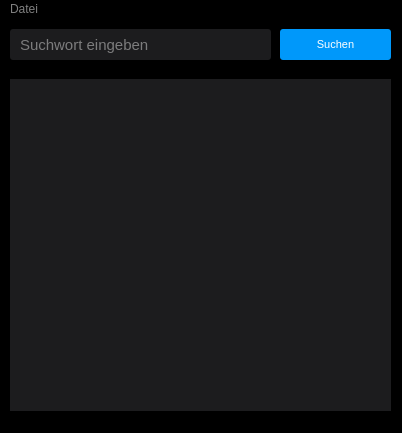
The window that ui/mainwindow.ui (notCrazy0815/infoprojekt) describes before a commit, drawn with Qt 5.
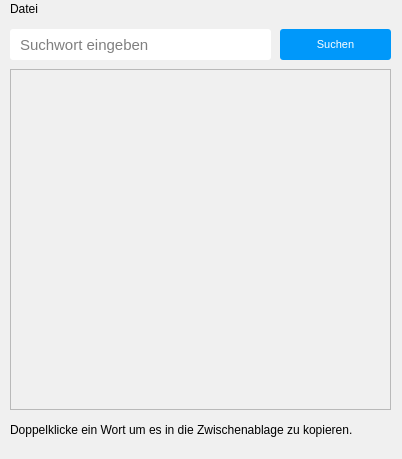
The same window after the commit.

Diff of the .ui file:
```diff
--- a/ui/mainwindow.ui
+++ b/ui/mainwindow.ui
@@ -7,7 +7,7 @@
     <x>0</x>
     <y>0</y>
     <width>402</width>
-    <height>433</height>
+    <height>459</height>
    </rect>
   </property>
   <property name="font">
@@ -19,8 +19,8 @@
    <string>Synonyms</string>
   </property>
   <property name="styleSheet">
-   <string notr="true">background-color: #000000;
-color: grey;</string>
+   <string notr="true">background-color: rgb(240,240,240);
+color: black;</string>
   </property>
   <widget class="QWidget" name="centralwidget">
    <widget class="QPushButton" name="searchButton">
@@ -67,8 +67,7 @@
      </font>
     </property>
     <property name="styleSheet">
-     <string notr="true">background-color: #1c1c1e;
-color: #dcdcdc;
+     <string notr="true">background-color: white;
 border: none;
 padding-top: 3px;
 padding-bottom: 3px;
@@ -80,32 +79,27 @@
      <string>Suchwort eingeben</string>
     </property>
    </widget>
-   <widget class="QTextEdit" name="outputTa">
+   <widget class="QListWidget" name="outputList">
     <property name="geometry">
      <rect>
       <x>10</x>
-      <y>60</y>
+      <y>50</y>
       <width>381</width>
       <height>341</height>
      </rect>
     </property>
-    <property name="font">
-     <font>
-      <family>Arial</family>
-      <pointsize>11</pointsize>
-     </font>
+   </widget>
+   <widget class="QLabel" name="consoleLbl">
+    <property name="geometry">
+     <rect>
+      <x>10</x>
+      <y>400</y>
+      <width>381</width>
+      <height>21</height>
+     </rect>
     </property>
-    <property name="styleSheet">
-     <string notr="true">border: none;
-color: #dcdcdc;
-background-color: #1c1c1e;</string>
-    </property>
-    <property name="html">
-     <string>&lt;!DOCTYPE HTML PUBLIC &quot;-//W3C//DTD HTML 4.0//EN&quot; &quot;http://www.w3.org/TR/REC-html40/strict.dtd&quot;&gt;
-&lt;html&gt;&lt;head&gt;&lt;meta name=&quot;qrichtext&quot; content=&quot;1&quot; /&gt;&lt;style type=&quot;text/css&quot;&gt;
-p, li { white-space: pre-wrap; }
-&lt;/style&gt;&lt;/head&gt;&lt;body style=&quot; font-family:'Arial'; font-size:11pt; font-weight:400; font-style:normal;&quot;&gt;
-&lt;p style=&quot;-qt-paragraph-type:empty; margin-top:0px; margin-bottom:0px; margin-left:0px; margin-right:0px; -qt-block-indent:0; text-indent:0px; font-family:'MS Shell Dlg 2'; font-size:8.25pt;&quot;&gt;&lt;br /&gt;&lt;/p&gt;&lt;/body&gt;&lt;/html&gt;</string>
+    <property name="text">
+     <string>Doppelklicke ein Wort um es in die Zwischenablage zu kopieren.</string>
     </property>
    </widget>
   </widget>
```
